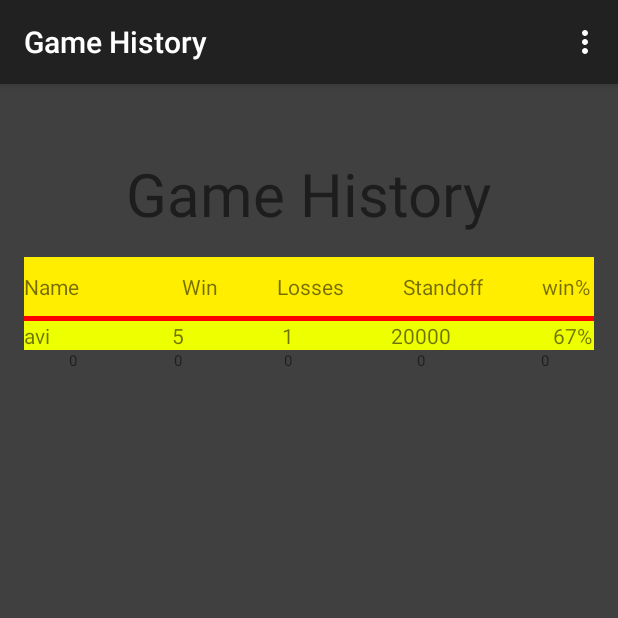
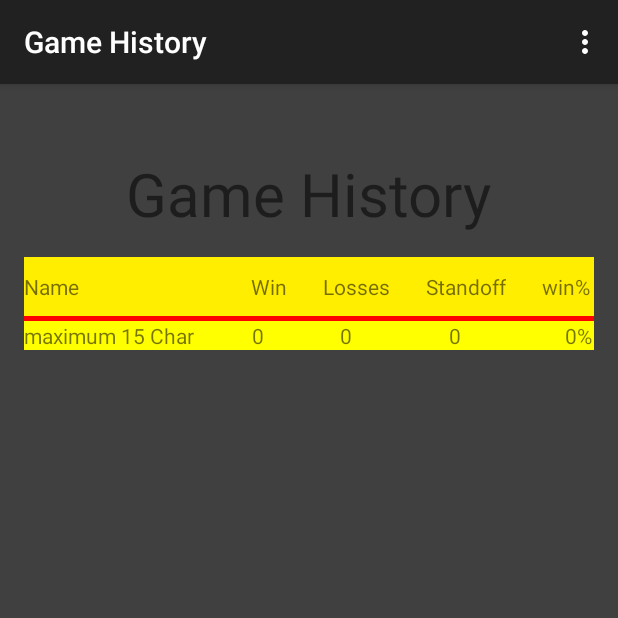
Before and after one commit to idanbe/Four-in-a-row, an Android app: the screen it shows after launch (Game_history), after a tap on "GAME HISTORY", on a phone screen of 412 x 824 dp, the top half of it. Run offline under Robolectric (Android 15) with nearby library versions, the phone set to English and light mode, and no system bars.

Commit message:
finish DB and History table
add , remove , update  -  from DB
add , remove , update - from history table

```diff
--- a/Game_4_in_a_row/app/src/main/java/com/example/administrator/game_4_in_a_row/Game.java
+++ b/Game_4_in_a_row/app/src/main/java/com/example/administrator/game_4_in_a_row/Game.java
@@ -68,15 +68,6 @@ public class Game extends AppCompatActivity {
 
 
         }
-
-
-
-
-        TableLayout tl = (TableLayout) findViewById(R.id.history_table);
-        TableRow tr = new TableRow(this);
-        LayoutParams lp = new LayoutParams(LayoutParams.FILL_PARENT, LayoutParams.WRAP_CONTENT);
-        tr.setLayoutParams(lp);
-
 
         Log.d("check414", "onCreate Game");
         Game_on = true;
--- a/Game_4_in_a_row/app/src/main/java/com/example/administrator/game_4_in_a_row/Game_history.java
+++ b/Game_4_in_a_row/app/src/main/java/com/example/administrator/game_4_in_a_row/Game_history.java
@@ -15,9 +15,69 @@ public class Game_history extends AppCompatActivity {
 
     private Intent intent;
     private DAL dal;
-    TableLayout HistoryTable ;
-    TableRow Row ;
+    private TableLayout HistoryTable ;
+    private TableRow Row ;
 
+
+     //object like struct
+    static class RowHolder {
+        TextView name;
+        TextView win;
+        TextView loss;
+        TextView standoff;
+        TextView percent_win;
+    }
+
+    // add row
+    private void addToHistoryTable(String name){
+
+        RowHolder rowHolder = new RowHolder();
+        Row = new TableRow(this);
+
+        rowHolder.name = new TextView(this);
+        rowHolder.win = new TextView(this);
+        rowHolder.loss = new TextView(this);
+        rowHolder.standoff = new TextView(this);
+        rowHolder.percent_win = new TextView(this);
+
+        // name col
+        rowHolder.name.setText(name);
+        rowHolder.name.setGravity(Gravity.LEFT);
+
+        // win col
+        rowHolder.win.setText("0");
+        rowHolder.win.setGravity(Gravity.CENTER);
+
+        // loss col
+        rowHolder.loss.setText("0");
+        rowHolder.loss.setGravity(Gravity.CENTER);
+
+        // standoff col
+        rowHolder.standoff.setText("0");
+        rowHolder.standoff.setGravity(Gravity.CENTER);
+
+        // percent_win col
+        rowHolder.percent_win.setText("0%");
+        rowHolder.percent_win.setGravity(Gravity.RIGHT);
+
+        // add to row
+        Row.addView(rowHolder.name);
+        Row.addView(rowHolder.win);
+        Row.addView(rowHolder.loss);
+        Row.addView(rowHolder.standoff);
+        Row.addView(rowHolder.percent_win);
+        // Color yellow
+        Row.setBackgroundColor(Color.YELLOW);
+
+        // add row to history Table
+        HistoryTable.addView(Row);
+
+        // add to DB
+        dal.addUser(name);
+
+        // TODO : to remove test !!
+        System.out.println(dal.getDb().toString());
+    }
 
     @Override
     protected void onCreate(Bundle savedInstanceState) {
@@ -29,40 +89,10 @@ public class Game_history extends AppCompatActivity {
         HistoryTable.setStretchAllColumns(true);
 
 
-        TextView t0 = new TextView(this);
-        TextView t1 = new TextView(this);
-        TextView t2 = new TextView(this);
-        TextView t3 = new TextView(this);
-        TextView t4 = new TextView(this);
-        t0.setText("0");
-        t0.setTextSize(10);
-        t0.setGravity(Gravity.CENTER);
+        // test history table
+        addToHistoryTable("maximum 15 Char");
 
-        t1.setText("0");
-        t1.setTextSize(10);
-        t1.setGravity(Gravity.CENTER);
 
-        t2.setText("0");
-        t2.setTextSize(10);
-        t2.setGravity(Gravity.CENTER);
-
-        t3.setText("0");
-        t3.setTextSize(10);
-        t3.setGravity(Gravity.CENTER);
-
-        t4.setText("0");
-        t4.setTextSize(10);
-        t4.setGravity(Gravity.CENTER);
-
-        Row = new TableRow(this);
-
-        Row.addView(t0);
-        Row.addView(t1);
-        Row.addView(t2);
-        Row.addView(t3);
-        Row.addView(t4);
-
-        HistoryTable.addView(Row);
 
         /// TODO : test DB
        /* dal.removeAll();
--- a/Game_4_in_a_row/app/src/main/java/com/example/administrator/game_4_in_a_row/MainActivity.java
+++ b/Game_4_in_a_row/app/src/main/java/com/example/administrator/game_4_in_a_row/MainActivity.java
@@ -20,11 +20,6 @@ public class MainActivity extends AppCompatActivity {
 
     private Intent intent;
     private Button single_button,two_button,setting_button,game_history_button,exit_button;
-    private TableLayout HistoryTable ;
-    private TableRow Row ;
-    private DAL dal;
-
-
 
     @Override
     protected void onCreate(Bundle savedInstanceState) {
@@ -39,9 +34,6 @@ public class MainActivity extends AppCompatActivity {
         exit_button = (Button)findViewById(R.id.button_Exit);
 
 
-        dal = new DAL(this);
-
-
         // single player
         single_button.setOnClickListener(new View.OnClickListener() {
             @Override
@@ -49,8 +41,6 @@ public class MainActivity extends AppCompatActivity {
                 Log.d("debug","single player");
                 intent = new Intent(v.getContext(), Names.class);
                 startActivity(intent);
-
-
             }
         });
 
@@ -61,7 +51,6 @@ public class MainActivity extends AppCompatActivity {
                 Log.d("debug","two players");
                 intent = new Intent(v.getContext(), Game_options.class);
                 startActivity(intent);
-
             }
         });
 
@@ -72,9 +61,6 @@ public class MainActivity extends AppCompatActivity {
                 Log.d("debug","settings");
                 intent = new Intent(v.getContext(), Settings.class);
                 startActivity(intent);
-
-
-
             }
         });
 
--- a/Game_4_in_a_row/app/src/main/java/com/example/administrator/game_4_in_a_row/MyView.java
+++ b/Game_4_in_a_row/app/src/main/java/com/example/administrator/game_4_in_a_row/MyView.java
@@ -32,7 +32,7 @@ public class MyView extends View {
     private final String PLAYER1="R";
     private final String PLAYER2="Y";
     private float rx,ry,witdh_cell,height_cell;
-    private Vibrator v; //for AVIRAHM GAY
+    private Vibrator v;
 
 
     public MyView(Context context) {
--- a/Game_4_in_a_row/app/src/main/java/com/example/administrator/game_4_in_a_row/Names.java
+++ b/Game_4_in_a_row/app/src/main/java/com/example/administrator/game_4_in_a_row/Names.java
@@ -39,7 +39,6 @@ public class Names extends AppCompatActivity {
                 intent.putExtra(p2_key, p2.getText().toString());
                 intent.setFlags(Intent.FLAG_ACTIVITY_CLEAR_TOP);
 
-
                 startActivity(intent);
             }
         });
--- a/Game_4_in_a_row/app/src/main/java/com/example/administrator/game_4_in_a_row/Row.java
+++ b/Game_4_in_a_row/app/src/main/java/com/example/administrator/game_4_in_a_row/Row.java
@@ -1,8 +1,6 @@
 package com.example.administrator.game_4_in_a_row;
 
-
-import android.widget.TextView;
-
+// TODO : maybe should this class in the future , not delete !!!
 public class Row {
 
     private String Name;
--- a/Game_4_in_a_row/app/src/main/java/com/example/administrator/game_4_in_a_row/Settings.java
+++ b/Game_4_in_a_row/app/src/main/java/com/example/administrator/game_4_in_a_row/Settings.java
@@ -20,7 +20,6 @@ public class Settings extends AppCompatActivity {
     private final String Vibrtion_ON="Vibration On";
     private final String ON="on";
     private final String OFF="off";
-
 
 
     @Override
--- a/Game_4_in_a_row/app/src/main/res/layout/activity_game_history.xml
+++ b/Game_4_in_a_row/app/src/main/res/layout/activity_game_history.xml
@@ -67,44 +67,6 @@
             android:layout_height="3dip"
             android:layout_width="fill_parent"
             android:background="#ff0000"/>
-
-        <TableRow
-            android:id="@+id/row2"
-            android:layout_height="wrap_content"
-            android:layout_width="wrap_content"
-            android:background="#eeff00">
-            <TextView
-
-                android:id="@+id/Text_View_Name"
-                android:text="avi"
-                android:layout_gravity="left"
-                />
-            <TextView
-                android:textAlignment="center"
-                android:text="5"
-                android:id="@+id/Text_View_win"
-                android:gravity="center"
-                 />
-            <TextView
-                android:textAlignment="center"
-                android:text="1"
-                android:id="@+id/Text_View_loss"
-                android:gravity="center"
-                android:visibility="visible" />
-            <TextView
-                android:textAlignment="center"
-                android:id="@+id/Text_View_standoff"
-                android:gravity="center"
-                android:text="20000" />
-            <TextView
-                android:textAlignment="center"
-                android:text="67%"
-                android:id="@+id/Text_View_Percent"
-                android:layout_gravity="right"
-                />
-
-        </TableRow>
-
     </TableLayout>
 
 
```
Also changed, not shown: Game_4_in_a_row/app/src/main/java/com/example/administrator/game_4_in_a_row/ListAdapter.java (deleted, +0 -86 lines).
